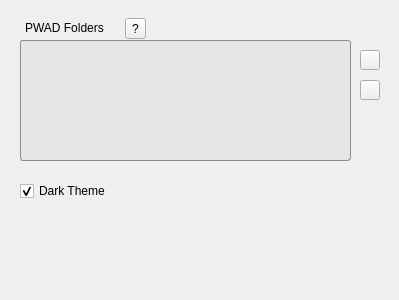
Pedro-Beirao/dsda-launcher, file dsda-launcher/settings.ui: the form before one commit.
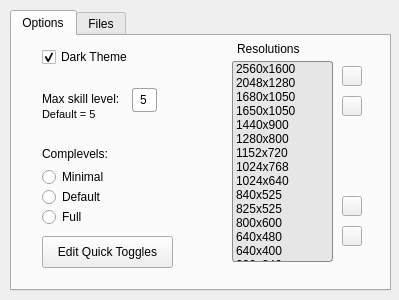
The form after the commit. The open tabs and pages were chosen to show the change. Icons and pictures are not drawn.

Diff of the .ui file:
```diff
--- a/dsda-launcher/settings.ui
+++ b/dsda-launcher/settings.ui
@@ -25,97 +25,523 @@
   <property name="windowTitle">
    <string>Settings</string>
   </property>
-  <widget class="QLabel" name="label">
+  <widget class="QTabWidget" name="tabWidget">
    <property name="geometry">
     <rect>
-     <x>25</x>
-     <y>20</y>
-     <width>121</width>
-     <height>16</height>
+     <x>10</x>
+     <y>10</y>
+     <width>381</width>
+     <height>281</height>
     </rect>
    </property>
-   <property name="text">
-    <string>PWAD Folders</string>
+   <property name="currentIndex">
+    <number>1</number>
    </property>
-  </widget>
-  <widget class="QToolButton" name="toolButton">
-   <property name="geometry">
-    <rect>
-     <x>125</x>
-     <y>18</y>
-     <width>21</width>
-     <height>21</height>
-    </rect>
-   </property>
-   <property name="text">
-    <string>?</string>
-   </property>
-  </widget>
-  <widget class="QListWidget" name="listWidget">
-   <property name="geometry">
-    <rect>
-     <x>20</x>
-     <y>40</y>
-     <width>331</width>
-     <height>121</height>
-    </rect>
-   </property>
-   <property name="styleSheet">
-    <string notr="true">border: 1px solid rgb(139, 138, 140);
-padding-left: 6px;
+   <widget class="QWidget" name="tab">
+    <attribute name="title">
+     <string>Options</string>
+    </attribute>
+    <widget class="QCheckBox" name="checkBox">
+     <property name="geometry">
+      <rect>
+       <x>30</x>
+       <y>10</y>
+       <width>101</width>
+       <height>22</height>
+      </rect>
+     </property>
+     <property name="text">
+      <string>Dark Theme</string>
+     </property>
+     <property name="checked">
+      <bool>true</bool>
+     </property>
+    </widget>
+    <widget class="QPushButton" name="pushButton">
+     <property name="geometry">
+      <rect>
+       <x>30</x>
+       <y>200</y>
+       <width>131</width>
+       <height>32</height>
+      </rect>
+     </property>
+     <property name="text">
+      <string>Edit Quick Toggles</string>
+     </property>
+    </widget>
+    <widget class="QLabel" name="label_2">
+     <property name="geometry">
+      <rect>
+       <x>30</x>
+       <y>55</y>
+       <width>91</width>
+       <height>16</height>
+      </rect>
+     </property>
+     <property name="font">
+      <font>
+       <pointsize>9</pointsize>
+      </font>
+     </property>
+     <property name="text">
+      <string>Max skill level:</string>
+     </property>
+     <property name="textFormat">
+      <enum>Qt::PlainText</enum>
+     </property>
+    </widget>
+    <widget class="QLineEdit" name="lineEdit">
+     <property name="geometry">
+      <rect>
+       <x>120</x>
+       <y>52</y>
+       <width>25</width>
+       <height>24</height>
+      </rect>
+     </property>
+     <property name="styleSheet">
+      <string notr="true">border: 1px solid rgb(160, 160, 160);
 color: #000;
 height: 20px;
+background-color:rgb(255, 255, 255);
+border-radius:3px</string>
+     </property>
+     <property name="text">
+      <string>5</string>
+     </property>
+     <property name="alignment">
+      <set>Qt::AlignCenter</set>
+     </property>
+    </widget>
+    <widget class="QLabel" name="label_3">
+     <property name="geometry">
+      <rect>
+       <x>30</x>
+       <y>70</y>
+       <width>101</width>
+       <height>16</height>
+      </rect>
+     </property>
+     <property name="font">
+      <font>
+       <pointsize>8</pointsize>
+      </font>
+     </property>
+     <property name="text">
+      <string>Default = 5</string>
+     </property>
+     <property name="textFormat">
+      <enum>Qt::PlainText</enum>
+     </property>
+    </widget>
+    <widget class="QLabel" name="label_4">
+     <property name="geometry">
+      <rect>
+       <x>30</x>
+       <y>110</y>
+       <width>81</width>
+       <height>16</height>
+      </rect>
+     </property>
+     <property name="text">
+      <string>Complevels:</string>
+     </property>
+    </widget>
+    <widget class="QRadioButton" name="radioButton">
+     <property name="geometry">
+      <rect>
+       <x>30</x>
+       <y>130</y>
+       <width>99</width>
+       <height>22</height>
+      </rect>
+     </property>
+     <property name="text">
+      <string>Minimal</string>
+     </property>
+    </widget>
+    <widget class="QRadioButton" name="radioButton_2">
+     <property name="geometry">
+      <rect>
+       <x>30</x>
+       <y>150</y>
+       <width>99</width>
+       <height>22</height>
+      </rect>
+     </property>
+     <property name="text">
+      <string>Default</string>
+     </property>
+    </widget>
+    <widget class="QRadioButton" name="radioButton_3">
+     <property name="geometry">
+      <rect>
+       <x>30</x>
+       <y>170</y>
+       <width>99</width>
+       <height>22</height>
+      </rect>
+     </property>
+     <property name="text">
+      <string>Full</string>
+     </property>
+    </widget>
+    <widget class="QListWidget" name="listWidget_2">
+     <property name="geometry">
+      <rect>
+       <x>220</x>
+       <y>25</y>
+       <width>101</width>
+       <height>201</height>
+      </rect>
+     </property>
+     <property name="styleSheet">
+      <string notr="true">border: 1px solid rgb(139, 138, 140);
+color: #000;
+height: 20px;
 background-color:rgb(230, 230, 230);
 border-radius:3px</string>
-   </property>
-  </widget>
-  <widget class="QCheckBox" name="checkBox">
-   <property name="geometry">
-    <rect>
-     <x>20</x>
-     <y>180</y>
-     <width>101</width>
-     <height>22</height>
-    </rect>
-   </property>
-   <property name="text">
-    <string>Dark Theme</string>
-   </property>
-   <property name="checked">
-    <bool>true</bool>
-   </property>
-  </widget>
-  <widget class="QToolButton" name="toolButton_2">
-   <property name="geometry">
-    <rect>
-     <x>360</x>
-     <y>50</y>
-     <width>20</width>
-     <height>20</height>
-    </rect>
-   </property>
-   <property name="styleSheet">
-    <string notr="true">border-image: url(:/pngs/pngs/plus.png);</string>
-   </property>
-   <property name="text">
-    <string/>
-   </property>
-  </widget>
-  <widget class="QToolButton" name="toolButton_3">
-   <property name="geometry">
-    <rect>
-     <x>360</x>
-     <y>80</y>
-     <width>20</width>
-     <height>20</height>
-    </rect>
-   </property>
-   <property name="styleSheet">
-    <string notr="true">border-image: url(:/pngs/pngs/minus.png);</string>
-   </property>
-   <property name="text">
-    <string/>
-   </property>
+     </property>
+     <property name="dragEnabled">
+      <bool>true</bool>
+     </property>
+     <property name="dragDropMode">
+      <enum>QAbstractItemView::NoDragDrop</enum>
+     </property>
+     <property name="defaultDropAction">
+      <enum>Qt::MoveAction</enum>
+     </property>
+     <property name="alternatingRowColors">
+      <bool>false</bool>
+     </property>
+     <property name="selectionBehavior">
+      <enum>QAbstractItemView::SelectItems</enum>
+     </property>
+     <property name="layoutMode">
+      <enum>QListView::Batched</enum>
+     </property>
+     <property name="sortingEnabled">
+      <bool>false</bool>
+     </property>
+     <item>
+      <property name="text">
+       <string>2560x1600</string>
+      </property>
+      <property name="flags">
+       <set>ItemIsSelectable|ItemIsEditable|ItemIsDragEnabled|ItemIsUserCheckable|ItemIsEnabled</set>
+      </property>
+     </item>
+     <item>
+      <property name="text">
+       <string>2048x1280</string>
+      </property>
+      <property name="flags">
+       <set>ItemIsSelectable|ItemIsEditable|ItemIsDragEnabled|ItemIsUserCheckable|ItemIsEnabled</set>
+      </property>
+     </item>
+     <item>
+      <property name="text">
+       <string>1680x1050</string>
+      </property>
+      <property name="flags">
+       <set>ItemIsSelectable|ItemIsEditable|ItemIsDragEnabled|ItemIsUserCheckable|ItemIsEnabled</set>
+      </property>
+     </item>
+     <item>
+      <property name="text">
+       <string>1650x1050</string>
+      </property>
+      <property name="flags">
+       <set>ItemIsSelectable|ItemIsEditable|ItemIsDragEnabled|ItemIsUserCheckable|ItemIsEnabled</set>
+      </property>
+     </item>
+     <item>
+      <property name="text">
+       <string>1440x900</string>
+      </property>
+      <property name="flags">
+       <set>ItemIsSelectable|ItemIsEditable|ItemIsDragEnabled|ItemIsUserCheckable|ItemIsEnabled</set>
+      </property>
+     </item>
+     <item>
+      <property name="text">
+       <string>1280x800</string>
+      </property>
+      <property name="flags">
+       <set>ItemIsSelectable|ItemIsEditable|ItemIsDragEnabled|ItemIsUserCheckable|ItemIsEnabled</set>
+      </property>
+     </item>
+     <item>
+      <property name="text">
+       <string>1152x720</string>
+      </property>
+      <property name="flags">
+       <set>ItemIsSelectable|ItemIsEditable|ItemIsDragEnabled|ItemIsUserCheckable|ItemIsEnabled</set>
+      </property>
+     </item>
+     <item>
+      <property name="text">
+       <string>1024x768</string>
+      </property>
+      <property name="flags">
+       <set>ItemIsSelectable|ItemIsEditable|ItemIsDragEnabled|ItemIsUserCheckable|ItemIsEnabled</set>
+      </property>
+     </item>
+     <item>
+      <property name="text">
+       <string>1024x640</string>
+      </property>
+      <property name="flags">
+       <set>ItemIsSelectable|ItemIsEditable|ItemIsDragEnabled|ItemIsUserCheckable|ItemIsEnabled</set>
+      </property>
+     </item>
+     <item>
+      <property name="text">
+       <string>840x525</string>
+      </property>
+      <property name="flags">
+       <set>ItemIsSelectable|ItemIsEditable|ItemIsDragEnabled|ItemIsUserCheckable|ItemIsEnabled</set>
+      </property>
+     </item>
+     <item>
+      <property name="text">
+       <string>825x525</string>
+      </property>
+      <property name="flags">
+       <set>ItemIsSelectable|ItemIsEditable|ItemIsDragEnabled|ItemIsUserCheckable|ItemIsEnabled</set>
+      </property>
+     </item>
+     <item>
+      <property name="text">
+       <string>800x600</string>
+      </property>
+      <property name="flags">
+       <set>ItemIsSelectable|ItemIsEditable|ItemIsDragEnabled|ItemIsUserCheckable|ItemIsEnabled</set>
+      </property>
+     </item>
+     <item>
+      <property name="text">
+       <string>640x480</string>
+      </property>
+      <property name="flags">
+       <set>ItemIsSelectable|ItemIsEditable|ItemIsDragEnabled|ItemIsUserCheckable|ItemIsEnabled</set>
+      </property>
+     </item>
+     <item>
+      <property name="text">
+       <string>640x400</string>
+      </property>
+      <property name="flags">
+       <set>ItemIsSelectable|ItemIsEditable|ItemIsDragEnabled|ItemIsUserCheckable|ItemIsEnabled</set>
+      </property>
+     </item>
+     <item>
+      <property name="text">
+       <string>320x240</string>
+      </property>
+      <property name="flags">
+       <set>ItemIsSelectable|ItemIsEditable|ItemIsDragEnabled|ItemIsUserCheckable|ItemIsEnabled</set>
+      </property>
+     </item>
+     <item>
+      <property name="text">
+       <string>320x200</string>
+      </property>
+      <property name="flags">
+       <set>ItemIsSelectable|ItemIsEditable|ItemIsDragEnabled|ItemIsUserCheckable|ItemIsEnabled</set>
+      </property>
+     </item>
+    </widget>
+    <widget class="QToolButton" name="toolButton_4">
+     <property name="geometry">
+      <rect>
+       <x>330</x>
+       <y>30</y>
+       <width>20</width>
+       <height>20</height>
+      </rect>
+     </property>
+     <property name="styleSheet">
+      <string notr="true">border-image: url(:/pngs/pngs/plus.png);
+color: rgb(255, 255, 255);</string>
+     </property>
+     <property name="text">
+      <string/>
+     </property>
+    </widget>
+    <widget class="QToolButton" name="toolButton_5">
+     <property name="geometry">
+      <rect>
+       <x>330</x>
+       <y>60</y>
+       <width>20</width>
+       <height>20</height>
+      </rect>
+     </property>
+     <property name="styleSheet">
+      <string notr="true">border-image: url(:/pngs/pngs/minus.png);
+color: rgb(255, 255, 255);</string>
+     </property>
+     <property name="text">
+      <string/>
+     </property>
+    </widget>
+    <widget class="QLabel" name="label_5">
+     <property name="geometry">
+      <rect>
+       <x>225</x>
+       <y>5</y>
+       <width>91</width>
+       <height>16</height>
+      </rect>
+     </property>
+     <property name="text">
+      <string>Resolutions</string>
+     </property>
+    </widget>
+    <widget class="QToolButton" name="toolButton_6">
+     <property name="geometry">
+      <rect>
+       <x>330</x>
+       <y>160</y>
+       <width>20</width>
+       <height>20</height>
+      </rect>
+     </property>
+     <property name="styleSheet">
+      <string notr="true">border-image: url(:/pngs/pngs/up.png);
+color: rgb(255, 255, 255);</string>
+     </property>
+     <property name="text">
+      <string/>
+     </property>
+    </widget>
+    <widget class="QToolButton" name="toolButton_7">
+     <property name="geometry">
+      <rect>
+       <x>330</x>
+       <y>190</y>
+       <width>20</width>
+       <height>20</height>
+      </rect>
+     </property>
+     <property name="styleSheet">
+      <string notr="true">border-image: url(:/pngs/pngs/down.png);
+color: rgb(255, 255, 255);</string>
+     </property>
+     <property name="text">
+      <string/>
+     </property>
+    </widget>
+   </widget>
+   <widget class="QWidget" name="tab_2">
+    <attribute name="title">
+     <string>Files</string>
+    </attribute>
+    <widget class="QLabel" name="label">
+     <property name="geometry">
+      <rect>
+       <x>10</x>
+       <y>10</y>
+       <width>121</width>
+       <height>16</height>
+      </rect>
+     </property>
+     <property name="text">
+      <string>PWAD Folders</string>
+     </property>
+    </widget>
+    <widget class="QListWidget" name="listWidget">
+     <property name="geometry">
+      <rect>
+       <x>10</x>
+       <y>30</y>
+       <width>321</width>
+       <height>181</height>
+      </rect>
+     </property>
+     <property name="styleSheet">
+      <string notr="true">border: 1px solid rgb(139, 138, 140);
+color: #000;
+height: 20px;
+background-color:rgb(230, 230, 230);
+border-radius:3px</string>
+     </property>
+     <property name="textElideMode">
+      <enum>Qt::ElideNone</enum>
+     </property>
+     <property name="isWrapping" stdset="0">
+      <bool>false</bool>
+     </property>
+     <property name="wordWrap">
+      <bool>true</bool>
+     </property>
+     <item>
+      <property name="text">
+       <string>*Same Folder as Launcher*</string>
+      </property>
+     </item>
+    </widget>
+    <widget class="QToolButton" name="toolButton_2">
+     <property name="geometry">
+      <rect>
+       <x>343</x>
+       <y>40</y>
+       <width>20</width>
+       <height>20</height>
+      </rect>
+     </property>
+     <property name="styleSheet">
+      <string notr="true">border-image: url(:/pngs/pngs/plus.png);</string>
+     </property>
+     <property name="text">
+      <string/>
+     </property>
+    </widget>
+    <widget class="QToolButton" name="toolButton_3">
+     <property name="geometry">
+      <rect>
+       <x>343</x>
+       <y>70</y>
+       <width>20</width>
+       <height>20</height>
+      </rect>
+     </property>
+     <property name="styleSheet">
+      <string notr="true">border-image: url(:/pngs/pngs/minus.png);</string>
+     </property>
+     <property name="text">
+      <string/>
+     </property>
+    </widget>
+    <widget class="QPushButton" name="toolButton">
+     <property name="geometry">
+      <rect>
+       <x>100</x>
+       <y>8</y>
+       <width>21</width>
+       <height>21</height>
+      </rect>
+     </property>
+     <property name="text">
+      <string>?</string>
+     </property>
+    </widget>
+    <widget class="QCheckBox" name="checkBox_2">
+     <property name="geometry">
+      <rect>
+       <x>15</x>
+       <y>220</y>
+       <width>241</width>
+       <height>22</height>
+      </rect>
+     </property>
+     <property name="text">
+      <string>Recursive (Might cause slowdowns)</string>
+     </property>
+    </widget>
+   </widget>
   </widget>
  </widget>
  <resources/>
```
